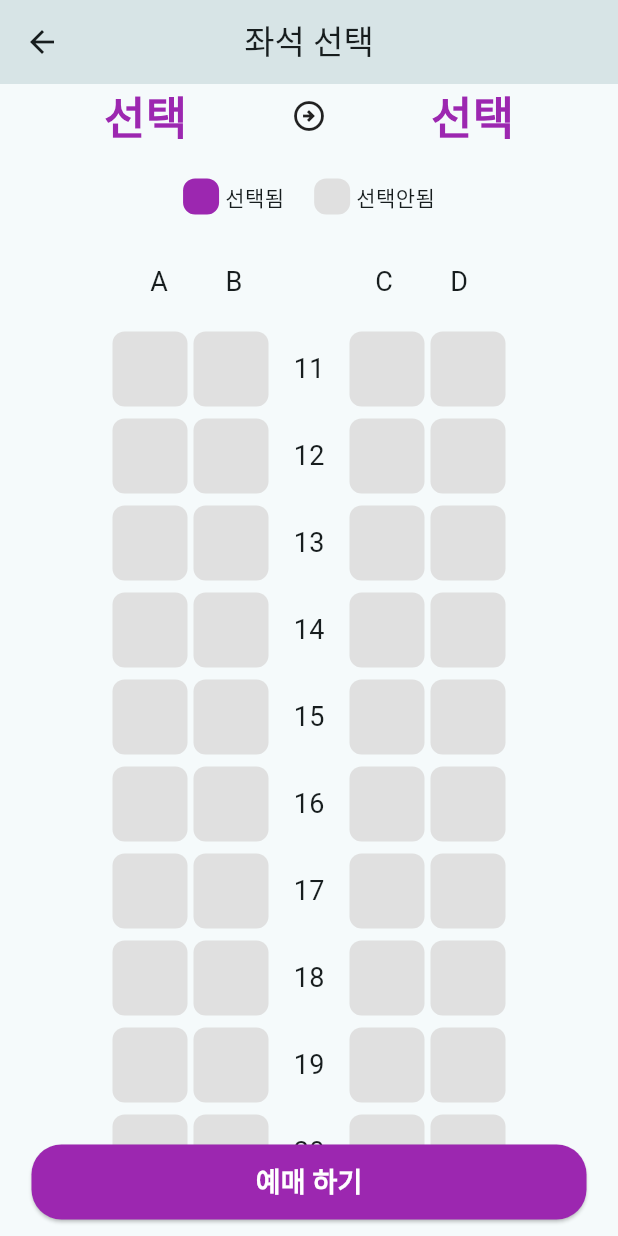
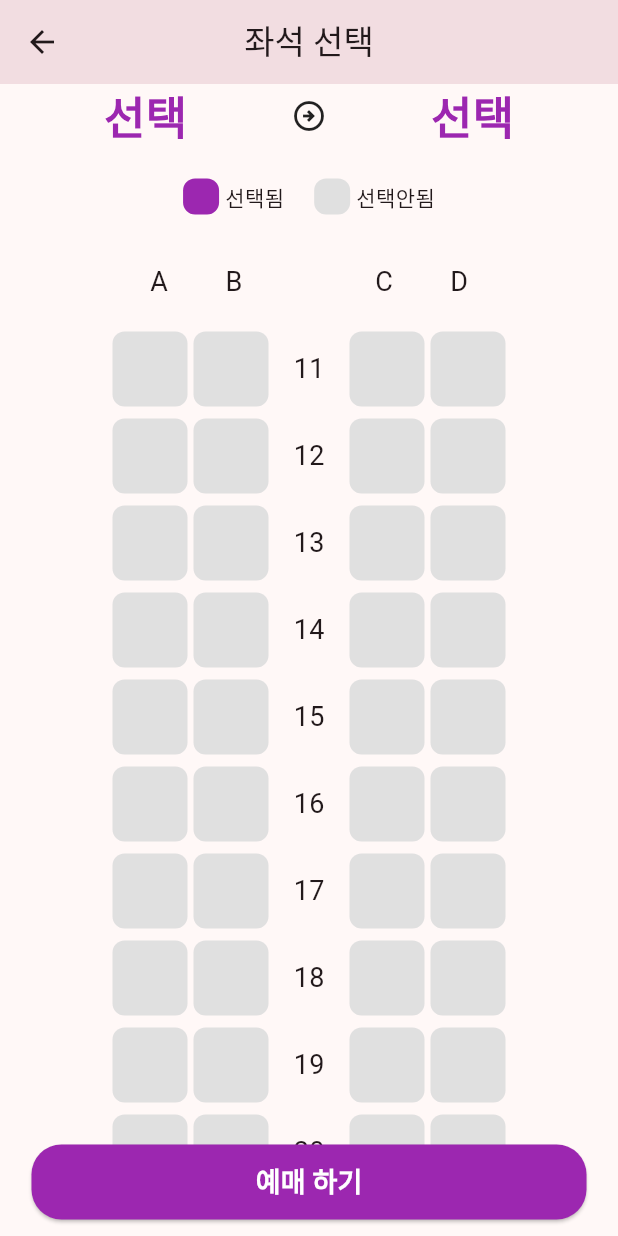
Before and after one commit to seonghoon-02/flutter_train_app, a Flutter app: the SeatPage screen opened directly, scrolled down 576 dp, on a phone screen of 412 x 824 dp. Run offline on Flutter 3.47's test engine with Material 3 defaults, Android fonts, the phone set to English and light mode, and no system bars.

Commit message:
chore : theme seed color 수정 light theme - white → pinkAccent (과제 이미지 참조)

```diff
--- a/lib/station_list_setting.dart
+++ b/lib/station_list_setting.dart
@@ -25,6 +25,7 @@ class StationListSetting {
     List<String> tempPriceList = [];
 
     try {
+      // 이미 역이 선택되어 있는지 확인 후 역 이름 리스트, 가격 리스트 반환
       if (stationType == '출발역' && endingStationName != '선택') {
         for (int i = 0; i < stationList.length; i++) {
           if (stationList[i] != endingStationName) {
@@ -51,6 +52,7 @@ class StationListSetting {
     }
 
     if (tempStationList.length > 0) {
+      //반환할 list 정리
       stationAndPriceList.add(tempStationList);
       stationAndPriceList.add(tempPriceList);
     } else {
@@ -61,6 +63,7 @@ class StationListSetting {
     return stationAndPriceList;
   }
 
+  //가격 반환하는 함수
   static int getPrice(String startingStationName, String endingStationName) {
     int price;
     if (startingStationName != '선택' || endingStationName != '선택') {
--- a/lib/theme.dart
+++ b/lib/theme.dart
@@ -2,7 +2,7 @@ import 'package:flutter/material.dart';
 
 final lightTheme = ThemeData(
   colorScheme: ColorScheme.fromSeed(
-    seedColor: Colors.white,
+    seedColor: Colors.pinkAccent,
     brightness: Brightness.light,
 
     ///grey[200]
```
